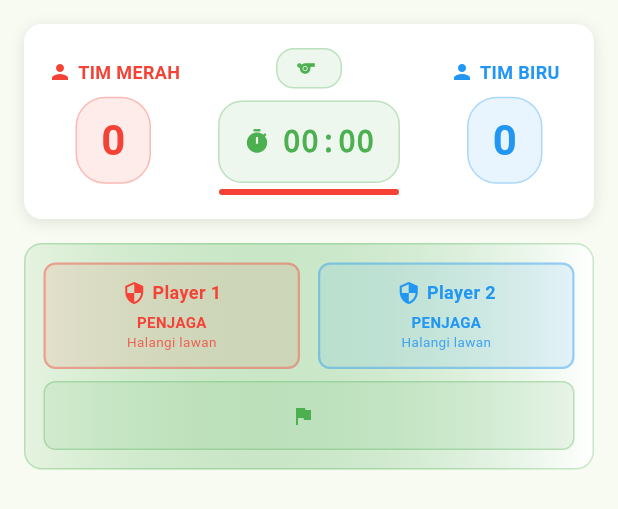
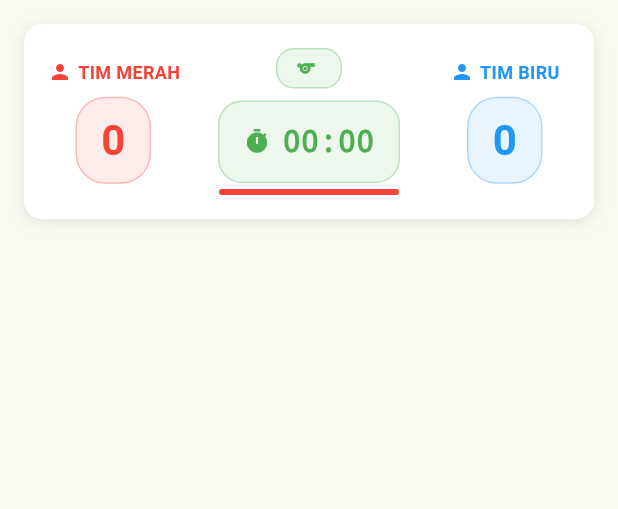
Before and after one commit to yosuatarigan/game-permainan-tradisional-simulasi, a Flutter app: the GameHUD widget shown alone on an empty page, opened directly with empty values, on a phone screen of 412 x 824 dp. Shown: the top 509 px of the screen. Run offline on Flutter 3.47's test engine with Material 3 defaults, Android fonts, the phone set to English and light mode, and no system bars; our stand-ins replace audioplayers, shared_preferences; missing offline and left inert: flame; accounts and stored records are empty; Roboto replaces fonts that are missing (Poppins).

Commit message:
game hadang nya selesai

```diff
--- a/lib/game/widgets/game_hud.dart
+++ b/lib/game/widgets/game_hud.dart
@@ -75,66 +75,66 @@ class GameHUD extends StatelessWidget {
         ),
 
         // Player Role & Objective Display
-        Container(
-          margin: const EdgeInsets.symmetric(horizontal: 16),
-          padding: const EdgeInsets.all(12),
-          decoration: BoxDecoration(
-            gradient: LinearGradient(
-              colors: [GameColors.primaryGreen.withOpacity(0.1), Colors.white],
-            ),
-            borderRadius: BorderRadius.circular(12),
-            border: Border.all(color: GameColors.primaryGreen.withOpacity(0.3)),
-          ),
-          child: Column(
-            children: [
-              // Player Roles Row
-              Row(
-                children: [
-                  Expanded(
-                    child: _buildPlayerRoleCard('Player 1', player1Role, GameColors.teamAColor),
-                  ),
-                  const SizedBox(width: 12),
-                  Expanded(
-                    child: _buildPlayerRoleCard('Player 2', player2Role, GameColors.teamBColor),
-                  ),
-                ],
-              ),
+        // Container(
+        //   margin: const EdgeInsets.symmetric(horizontal: 16),
+        //   padding: const EdgeInsets.all(12),
+        //   decoration: BoxDecoration(
+        //     gradient: LinearGradient(
+        //       colors: [GameColors.primaryGreen.withOpacity(0.1), Colors.white],
+        //     ),
+        //     borderRadius: BorderRadius.circular(12),
+        //     border: Border.all(color: GameColors.primaryGreen.withOpacity(0.3)),
+        //   ),
+        //   child: Column(
+        //     children: [
+        //       // Player Roles Row
+        //       Row(
+        //         children: [
+        //           Expanded(
+        //             child: _buildPlayerRoleCard('Player 1', player1Role, GameColors.teamAColor),
+        //           ),
+        //           const SizedBox(width: 12),
+        //           Expanded(
+        //             child: _buildPlayerRoleCard('Player 2', player2Role, GameColors.teamBColor),
+        //           ),
+        //         ],
+        //       ),
 
-              const SizedBox(height: 8),
+        //       const SizedBox(height: 8),
 
-              // Game Objective
-              Container(
-                width: double.infinity,
-                padding: const EdgeInsets.all(12),
-                decoration: BoxDecoration(
-                  color: GameColors.primaryGreen.withOpacity(0.1),
-                  borderRadius: BorderRadius.circular(8),
-                  border: Border.all(color: GameColors.primaryGreen.withOpacity(0.3)),
-                ),
-                child: Row(
-                  mainAxisAlignment: MainAxisAlignment.center,
-                  children: [
-                    Icon(
-                      Icons.flag,
-                      color: GameColors.primaryGreen,
-                      size: 16,
-                    ),
-                    const SizedBox(width: 8),
-                    Text(
-                      gameObjective,
-                      style: const TextStyle(
-                        fontSize: 14,
-                        fontWeight: FontWeight.w600,
-                        color: GameColors.primaryGreen,
-                      ),
-                      textAlign: TextAlign.center,
-                    ),
-                  ],
-                ),
-              ),
-            ],
-          ),
-        ),
+        //       // Game Objective
+        //       Container(
+        //         width: double.infinity,
+        //         padding: const EdgeInsets.all(12),
+        //         decoration: BoxDecoration(
+        //           color: GameColors.primaryGreen.withOpacity(0.1),
+        //           borderRadius: BorderRadius.circular(8),
+        //           border: Border.all(color: GameColors.primaryGreen.withOpacity(0.3)),
+        //         ),
+        //         child: Row(
+        //           mainAxisAlignment: MainAxisAlignment.center,
+        //           children: [
+        //             Icon(
+        //               Icons.flag,
+        //               color: GameColors.primaryGreen,
+        //               size: 16,
+        //             ),
+        //             const SizedBox(width: 8),
+        //             Text(
+        //               gameObjective,
+        //               style: const TextStyle(
+        //                 fontSize: 14,
+        //                 fontWeight: FontWeight.w600,
+        //                 color: GameColors.primaryGreen,
+        //               ),
+        //               textAlign: TextAlign.center,
+        //             ),
+        //           ],
+        //         ),
+        //       ),
+        //     ],
+        //   ),
+        // ),
       ],
     );
   }
```
Also changed, not shown: lib/game/game_logic.dart (+52 -17 lines), lib/game/hadang_game_screen.dart (+86 -28 lines), lib/game/widgets/game_field.dart (+42 -64 lines), lib/game/widgets/joystick_widget.dart (+11 -11 lines).
